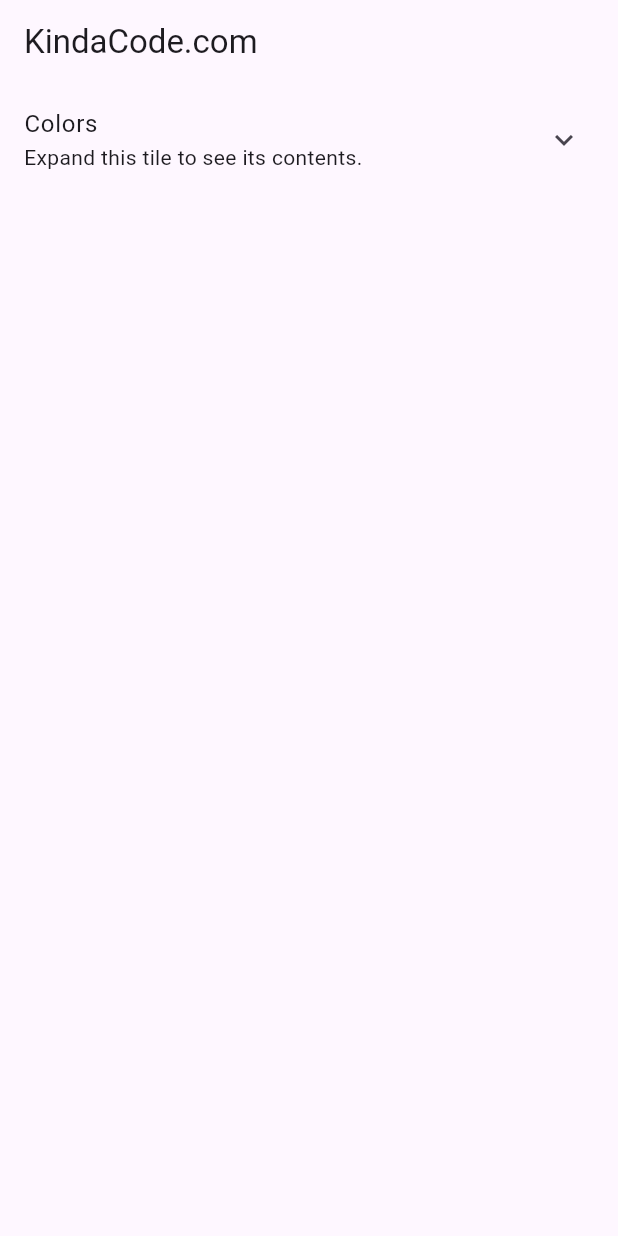
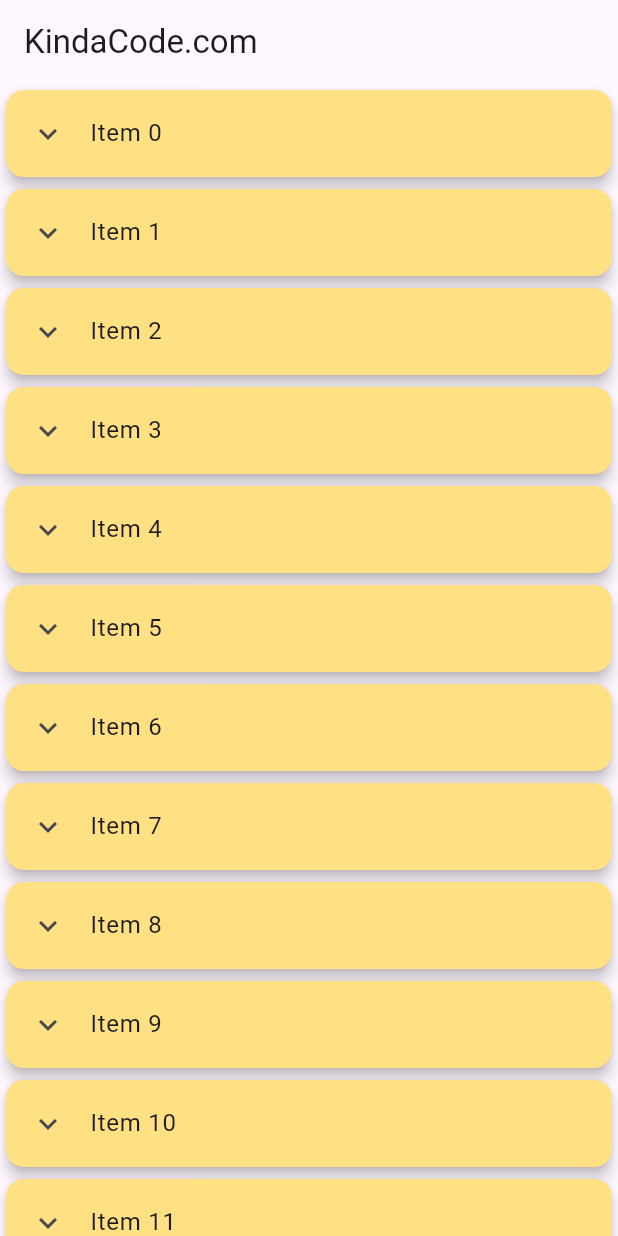
Before and after one commit to NAW-KHU/expansion_cards, a Flutter app: the screen it shows after launch, on a phone screen of 412 x 824 dp. Run offline on Flutter 3.47's test engine with Material 3 defaults, Android fonts, the phone set to English and light mode, and no system bars; our stand-ins replace expansion_tile_card.

Commit message:
modified files

```diff
--- a/lib/main.dart
+++ b/lib/main.dart
@@ -1,9 +1,9 @@
 // expansion_tile_card
 import 'package:flutter/material.dart';
-import 'package:my_app_feburary/refactor/simple_tile_card2.dart';
+// import 'package:my_app_feburary/refactor/simple_tile_card2.dart';
 // import 'package:expansion_tile_card/expansion_tile_card.dart';
 // import 'my_app_scripts/refactor/expansion_tile_card1.dart';
-
+import 'package:my_app_feburary/refactor/expansion_tile_card2.dart';
 void main() {
   runApp(const MyApp());
 }
--- /dev/null
+++ b/lib/refactor/expansion_tile_card2.dart
@@ -0,0 +1,87 @@
+import 'package:flutter/material.dart';
+import 'package:my_app_feburary/main.dart';
+
+class MyApp extends StatelessWidget {
+  const MyApp({super.key});
+
+  @override
+  Widget build(BuildContext context) {
+    return MaterialApp(
+      debugShowCheckedModeBanner: false,
+      title: 'KindaCode.com',
+      theme: ThemeData(primarySwatch: Colors.indigo),
+      home: const HomeScreen(),
+    );
+  }
+}
+
+class HomeScreen extends StatefulWidget {
+  const HomeScreen({super.key});
+
+  @override
+  State<HomeScreen> createState() => _HomeScreenState();
+}
+
+class _HomeScreenState extends State<HomeScreen> {
+  // Generate a list of list items
+  // In real app, data often is fetched from an API or a database
+  final List<Map<String, dynamic>> _items = List.generate(
+      50,
+      (index) => {
+            "id": index,
+            "title": "Item $index",
+            "content":
+                "This is main content of item $index. It is very long and you have to expand the title to see it."
+          });
+  //This function is called when a "Remove" button associated with an item is pressed.
+  void _removeItem(int id) {
+    setState(() {
+      _items.removeWhere((element) => element['id'] == id);
+    });
+    ScaffoldMessenger.of(context).showSnackBar(
+      SnackBar(
+        content: Text('Item with id #$id has been removed'),
+        duration: const Duration(milliseconds: 600),
+        ));
+  }
+
+  @override
+  Widget build(BuildContext context) {
+    return Scaffold(
+      appBar: AppBar(
+        title: const Text('KindaCode.com'),
+      ),
+      body: ListView.builder(
+        itemCount: _items.length,
+        itemBuilder: (_, index) {// "_"underscore indicate that a parameter is not used
+          final item = _items[index];
+          return Card(
+            // this key is required to save and restore ExpansionTile expanded state
+            key: PageStorageKey(item['id']), //close this syntax and check what is going to change in the card.
+            color: Colors.amber.shade200,
+            elevation: 4.0,
+            child: ExpansionTile(
+              title: Text(item['title']),
+              controlAffinity: ListTileControlAffinity.leading,
+              childrenPadding:
+                  const EdgeInsets.symmetric(vertical: 10, horizontal: 20),
+              expandedCrossAxisAlignment: CrossAxisAlignment.end,
+              maintainState: true,
+              //contents
+              children: [
+                Text(item['content']),
+                // This button is used to remove this item
+                TextButton.icon(
+                    onPressed: () => _removeItem(item['id']),
+                    icon: const Icon(Icons.delete),
+                    label: const Text('Remove'),
+                    style: TextButton.styleFrom(foregroundColor: Colors.red),
+                  )
+              ],
+            ),
+          );
+        },
+      ),
+    );
+  }
+}
```
